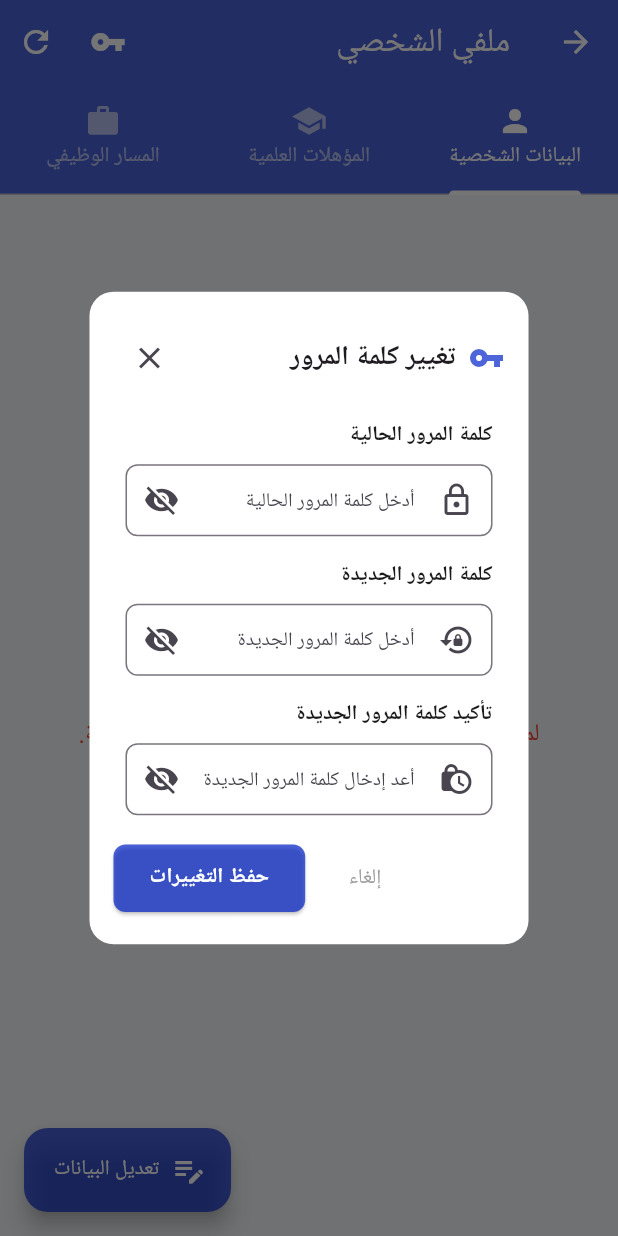
After one commit to yousefalshrgabi/Desktop-graduation-project, a Flutter app: the MobileProfilePage screen opened directly, after a tap on the "vpn key" icon, on a phone screen of 412 x 824 dp. The commit adds this screen. Run offline on Flutter 3.47's test engine with Material 3 defaults, Android fonts, the phone set to English and light mode, and no system bars; our stand-ins replace cloud_firestore, file_picker, firebase_auth, firebase_core, firebase_storage, permission_handler and 3 more; missing offline and left inert: dart:js, excel, file_saver, spreadsheet_decoder; accounts and stored records are empty; Roboto replaces fonts that are missing (Cairo).

Commit message:
feat: Add ChangePasswordDialog to let users update their password via Firebase re-authentication

```diff
--- /dev/null
+++ b/lib/core/widgets/change_password_dialog.dart
@@ -0,0 +1,297 @@
+import 'package:flutter/material.dart';
+import 'package:firebase_auth/firebase_auth.dart';
+import 'package:academic_affairs_management/core/theme/desktop_theme.dart';
+
+class ChangePasswordDialog extends StatefulWidget {
+  const ChangePasswordDialog({super.key});
+
+  @override
+  State<ChangePasswordDialog> createState() => _ChangePasswordDialogState();
+}
+
+class _ChangePasswordDialogState extends State<ChangePasswordDialog> {
+  final _formKey = GlobalKey<FormState>();
+  final _currentPasswordController = TextEditingController();
+  final _newPasswordController = TextEditingController();
+  final _confirmPasswordController = TextEditingController();
+
+  bool _obscureCurrent = true;
+  bool _obscureNew = true;
+  bool _obscureConfirm = true;
+
+  bool _isLoading = false;
+  String? _errorMessage;
+
+  @override
+  void dispose() {
+    _currentPasswordController.dispose();
+    _newPasswordController.dispose();
+    _confirmPasswordController.dispose();
+    super.dispose();
+  }
+
+  Future<void> _submit() async {
+    if (!_formKey.currentState!.validate()) return;
+
+    setState(() {
+      _isLoading = true;
+      _errorMessage = null;
+    });
+
+    try {
+      final user = FirebaseAuth.instance.currentUser;
+      if (user == null || user.email == null) {
+        throw FirebaseAuthException(
+          code: 'no-user',
+          message: 'لم يتم العثور على مستخدم مسجل الدخول.',
+        );
+      }
+
+      // 1. إعادة التحقق من كلمة المرور الحالية (Re-authentication)
+      final credential = EmailAuthProvider.credential(
+        email: user.email!,
+        password: _currentPasswordController.text,
+      );
+
+      await user.reauthenticateWithCredential(credential);
+
+      // 2. تحديث كلمة المرور الجديدة
+      await user.updatePassword(_newPasswordController.text);
+
+      if (mounted) {
+        Navigator.pop(context, true); // إرجاع نجاح
+      }
+    } on FirebaseAuthException catch (e) {
+      setState(() {
+        _errorMessage = _mapFirebaseError(e.code);
+      });
+    } catch (e) {
+      setState(() {
+        _errorMessage = 'حدث خطأ غير متوقع: $e';
+      });
+    } finally {
+      if (mounted) {
+        setState(() {
+          _isLoading = false;
+        });
+      }
+    }
+  }
+
+  String _mapFirebaseError(String code) {
+    switch (code) {
+      case 'wrong-password':
+        return 'كلمة المرور الحالية غير صحيحة.';
+      case 'weak-password':
+        return 'كلمة المرور الجديدة ضعيفة جداً. يجب أن تتكون من 6 أحرف على الأقل.';
+      case 'requires-recent-login':
+        return 'تتطلب هذه العملية إعادة تسجيل الدخول لتغيير كلمة المرور.';
+      case 'no-user':
+        return 'لم يتم العثور على حساب مستخدم نشط.';
+      case 'user-mismatch':
+        return 'البيانات المدخلة لا تطابق المستخدم الحالي.';
+      case 'user-not-found':
+        return 'لم يتم العثور على حساب المستخدم.';
+      default:
+        return 'فشلت عملية تغيير كلمة المرور: $code';
+    }
+  }
+
+  @override
+  Widget build(BuildContext context) {
+    final isMobile = MediaQuery.of(context).size.width < 600;
+
+    return Directionality(
+      textDirection: TextDirection.rtl,
+      child: AlertDialog(
+        shape: RoundedRectangleBorder(borderRadius: BorderRadius.circular(16)),
+        backgroundColor: Colors.white,
+        titlePadding: const EdgeInsets.fromLTRB(16, 20, 16, 8),
+        contentPadding: const EdgeInsets.symmetric(horizontal: 24, vertical: 10),
+        actionsPadding: const EdgeInsets.fromLTRB(16, 8, 16, 20),
+        title: Row(
+          children: [
+            const Icon(Icons.vpn_key, color: DesktopColors.primary, size: 24),
+            const SizedBox(width: 8),
+            const Text(
+              'تغيير كلمة المرور',
+              style: TextStyle(
+                fontSize: 18,
+                fontWeight: FontWeight.bold,
+                fontFamily: 'Cairo',
+              ),
+            ),
+            const Spacer(),
+            IconButton(
+              icon: const Icon(Icons.close),
+              onPressed: () => Navigator.pop(context),
+            ),
+          ],
+        ),
+        content: SizedBox(
+          width: isMobile ? double.infinity : 400,
+          child: Form(
+            key: _formKey,
+            child: SingleChildScrollView(
+              child: Column(
+                mainAxisSize: MainAxisSize.min,
+                crossAxisAlignment: CrossAxisAlignment.start,
+                children: [
+                  if (_errorMessage != null) ...[
+                    Container(
+                      padding: const EdgeInsets.all(12),
+                      decoration: BoxDecoration(
+                        color: Colors.red[50],
+                        borderRadius: BorderRadius.circular(8),
+                        border: Border.all(color: Colors.red[100]!),
+                      ),
+                      child: Row(
+                        children: [
+                          const Icon(Icons.error_outline, color: Colors.red),
+                          const SizedBox(width: 8),
+                          Expanded(
+                            child: Text(
+                              _errorMessage!,
+                              style: const TextStyle(
+                                color: Colors.red,
+                                fontSize: 13,
+                                fontFamily: 'Cairo',
+                              ),
+                            ),
+                          ),
+                        ],
+                      ),
+                    ),
+                    const SizedBox(height: 16),
+                  ],
+
+                  // ── كلمة المرور الحالية ──
+                  const Text(
+                    'كلمة المرور الحالية',
+                    style: TextStyle(
+                      fontSize: 14,
+                      fontWeight: FontWeight.bold,
+                      color: DesktopColors.textPrimary,
+                      fontFamily: 'Cairo',
+                    ),
+                  ),
+                  const SizedBox(height: 8),
+                  TextFormField(
+                    controller: _currentPasswordController,
+                    obscureText: _obscureCurrent,
+                    validator: (v) => v!.isEmpty ? 'يرجى إدخال كلمة المرور الحالية' : null,
+                    decoration: InputDecoration(
+                      hintText: 'أدخل كلمة المرور الحالية',
+                      hintStyle: const TextStyle(fontFamily: 'Cairo', fontSize: 13),
+                      prefixIcon: const Icon(Icons.lock_outline),
+                      suffixIcon: IconButton(
+                        icon: Icon(_obscureCurrent ? Icons.visibility_off : Icons.visibility),
+                        onPressed: () => setState(() => _obscureCurrent = !_obscureCurrent),
+                      ),
+                      border: OutlineInputBorder(borderRadius: BorderRadius.circular(8)),
+                      contentPadding: const EdgeInsets.symmetric(horizontal: 16, vertical: 12),
+                    ),
+                  ),
+                  const SizedBox(height: 16),
+
+                  // ── كلمة المرور الجديدة ──
+                  const Text(
+                    'كلمة المرور الجديدة',
+                    style: TextStyle(
+                      fontSize: 14,
+                      fontWeight: FontWeight.bold,
+                      color: DesktopColors.textPrimary,
+                      fontFamily: 'Cairo',
+                    ),
+                  ),
+                  const SizedBox(height: 8),
+                  TextFormField(
+                    controller: _newPasswordController,
+                    obscureText: _obscureNew,
+                    validator: (v) {
+                      if (v!.isEmpty) return 'يرجى إدخال كلمة المرور الجديدة';
+                      if (v.length < 6) return 'يجب أن لا تقل كلمة المرور عن 6 أحرف';
+                      return null;
+                    },
+                    decoration: InputDecoration(
+                      hintText: 'أدخل كلمة المرور الجديدة',
+                      hintStyle: const TextStyle(fontFamily: 'Cairo', fontSize: 13),
+                      prefixIcon: const Icon(Icons.lock_reset),
+                      suffixIcon: IconButton(
+                        icon: Icon(_obscureNew ? Icons.visibility_off : Icons.visibility),
+                        onPressed: () => setState(() => _obscureNew = !_obscureNew),
+                      ),
+                      border: OutlineInputBorder(borderRadius: BorderRadius.circular(8)),
+                      contentPadding: const EdgeInsets.symmetric(horizontal: 16, vertical: 12),
+                    ),
+                  ),
+                  const SizedBox(height: 16),
+
+                  // ── تأكيد كلمة المرور الجديدة ──
+                  const Text(
+                    'تأكيد كلمة المرور الجديدة',
+                    style: TextStyle(
+                      fontSize: 14,
+                      fontWeight: FontWeight.bold,
+                      color: DesktopColors.textPrimary,
+                      fontFamily: 'Cairo',
+                    ),
+                  ),
+                  const SizedBox(height: 8),
+                  TextFormField(
+                    controller: _confirmPasswordController,
+                    obscureText: _obscureConfirm,
+                    validator: (v) {
+                      if (v!.isEmpty) return 'يرجى تأكيد كلمة المرور الجديدة';
+                      if (v != _newPasswordController.text) return 'كلمتا المرور غير متطابقتين';
+                      return null;
+                    },
+                    decoration: InputDecoration(
+                      hintText: 'أعد إدخال كلمة المرور الجديدة',
+                      hintStyle: const TextStyle(fontFamily: 'Cairo', fontSize: 13),
+                      prefixIcon: const Icon(Icons.lock_clock),
+                      suffixIcon: IconButton(
+                        icon: Icon(_obscureConfirm ? Icons.visibility_off : Icons.visibility),
+                        onPressed: () => setState(() => _obscureConfirm = !_obscureConfirm),
+                      ),
+                      border: OutlineInputBorder(borderRadius: BorderRadius.circular(8)),
+                      contentPadding: const EdgeInsets.symmetric(horizontal: 16, vertical: 12),
+                    ),
+                  ),
+                ],
+              ),
+            ),
+          ),
+        ),
+        actions: [
+          TextButton(
+            onPressed: _isLoading ? null : () => Navigator.pop(context),
+            child: const Text(
+              'إلغاء',
+              style: TextStyle(fontFamily: 'Cairo', color: Colors.grey),
+            ),
+          ),
+          ElevatedButton(
+            onPressed: _isLoading ? null : _submit,
+            style: ElevatedButton.styleFrom(
+              backgroundColor: DesktopColors.primary,
+              foregroundColor: Colors.white,
+              padding: const EdgeInsets.symmetric(horizontal: 24, vertical: 12),
+              shape: RoundedRectangleBorder(borderRadius: BorderRadius.circular(8)),
+            ),
+            child: _isLoading
+                ? const SizedBox(
+                    width: 20,
+                    height: 20,
+                    child: CircularProgressIndicator(strokeWidth: 2, color: Colors.white),
+                  )
+                : const Text(
+                    'حفظ التغييرات',
+                    style: TextStyle(fontFamily: 'Cairo', fontWeight: FontWeight.bold),
+                  ),
+          ),
+        ],
+      ),
+    );
+  }
+}
--- a/lib/features/mobile_pages/mobile_profile/mobile_profile_view.dart
+++ b/lib/features/mobile_pages/mobile_profile/mobile_profile_view.dart
@@ -2,6 +2,7 @@ import 'package:flutter/material.dart';
 import 'package:file_picker/file_picker.dart';
 import 'package:academic_affairs_management/core/theme/desktop_theme.dart';
 import 'mobile_profile_view_model.dart';
+import 'package:academic_affairs_management/core/widgets/change_password_dialog.dart';
 
 /// صفحة الملف الشخصي للعضو - تعرض معلوماته مع إمكانية طلب تعديلها
 class MobileProfilePage extends StatefulWidget {
@@ -345,6 +346,24 @@ class _MobileProfilePageState extends State<MobileProfilePage>
         elevation: 0,
         actions: [
           IconButton(
+            icon: const Icon(Icons.vpn_key),
+            tooltip: 'تغيير كلمة المرور',
+            onPressed: () async {
+              final success = await showDialog<bool>(
+                context: context,
+                builder: (context) => const ChangePasswordDialog(),
+              );
+              if (success == true && context.mounted) {
+                ScaffoldMessenger.of(context).showSnackBar(
+                  const SnackBar(
+                    content: Text('تم تغيير كلمة المرور بنجاح.'),
+                    backgroundColor: Colors.green,
+                  ),
+                );
+              }
+            },
+          ),
+          IconButton(
             icon: const Icon(Icons.refresh),
             tooltip: 'تحديث',
             onPressed: _viewModel.loadMemberData,
```
Also changed, not shown: lib/features/desktop_pages/dashboard_screen/main_shell.dart (+32 -7 lines).
